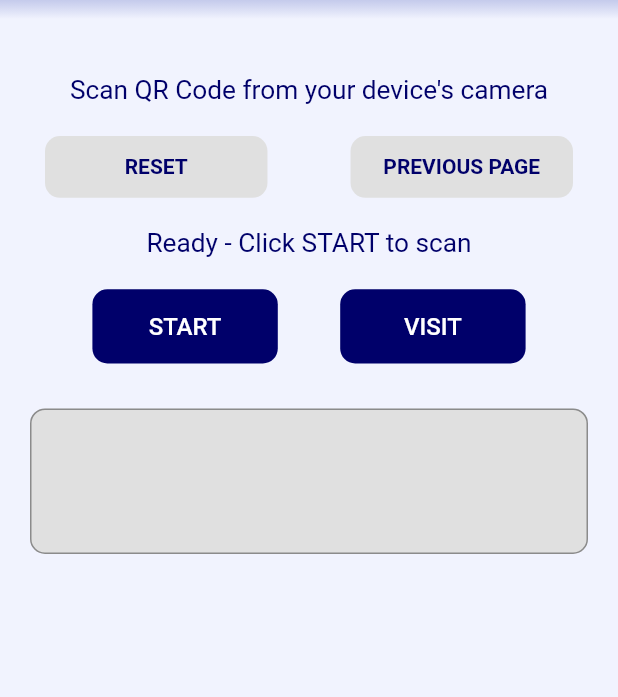
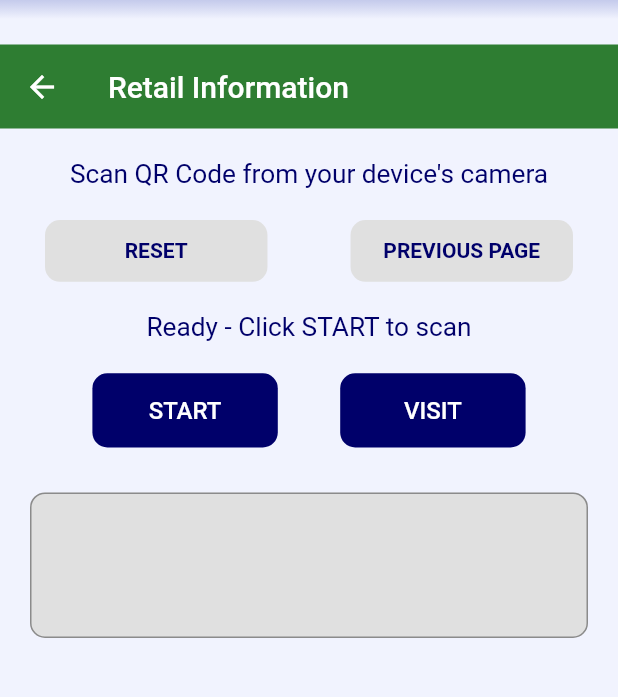
Before and after one commit to Wasim-Zaman/gs1_ksa_nartec, a Flutter app: the screen it shows after launch, after a tap on "Retail information", on a phone screen of 412 x 824 dp, the part 209-906 px from its top. Run offline on Flutter 3.47's test engine with Material 2 defaults, Android fonts, the phone set to English and light mode, and no system bars; drawn by our look-alikes of auto_size_text; our stand-ins replace awesome_dialog, bottom_navy_bar, country_code_picker, country_picker, email_validator, file_picker and 13 more; missing offline and left inert: flutter_barcode_scanner, flutter_exit_app, qr_code_scanner; network calls fail.

```diff
--- a/lib/main.dart
+++ b/lib/main.dart
@@ -31,7 +31,7 @@ class MyApp extends StatelessWidget {
         translations: LocalString(), // instance of the class you just defined
         locale:
             const Locale('en', 'US'), // select the default or first language
-        title: 'GS1 V2',
+        title: 'GS1 KSA',
         theme: ThemeData(
           primarySwatch: darkBlue,
           appBarTheme: AppBarTheme(
--- a/lib/view/screens/home/home_screen.dart
+++ b/lib/view/screens/home/home_screen.dart
@@ -329,7 +329,7 @@ class _HomeScreenState extends State<HomeScreen> {
                     caption: "retailInformation",
                     image: OtherImages.retail_information,
                     onPressed: () {
-                      HomeServices.regulatoryAffairsClick(context);
+                      HomeServices.retailInformationClick(context);
                     },
                   ),
                 ],
```
Also changed, not shown: 1 other file.
